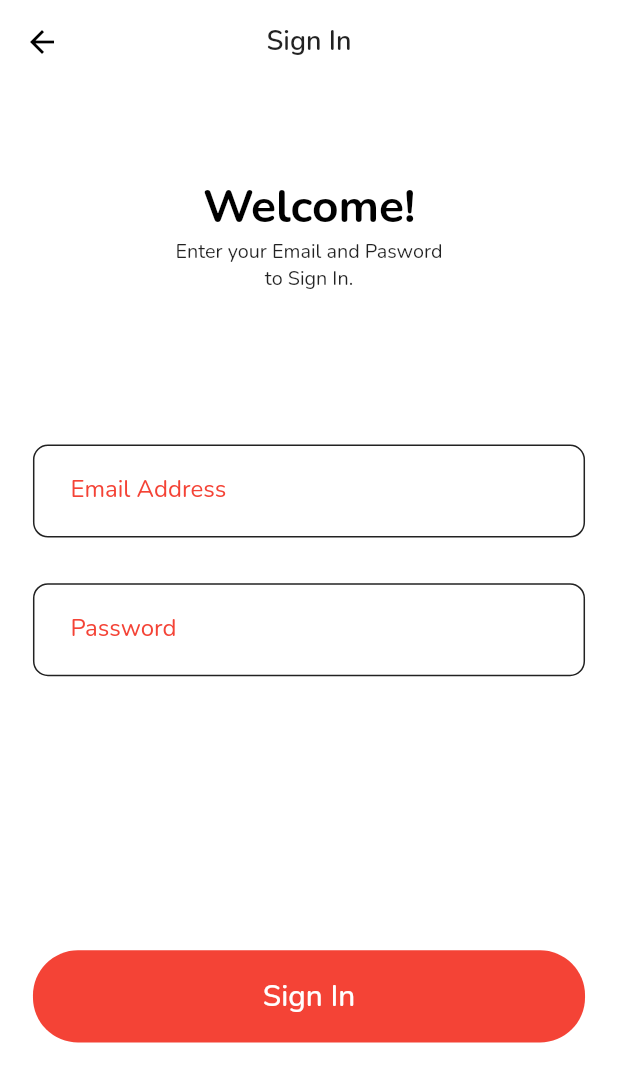
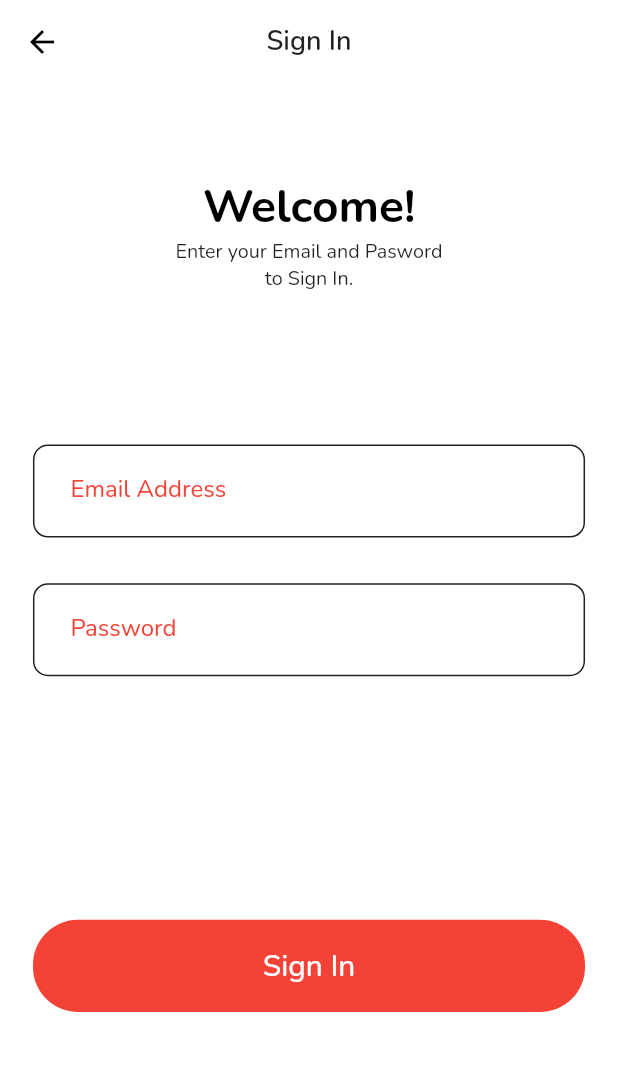
Before and after one commit to paulmungala/Sticky-Notez, a Flutter app: the SignInScreen screen opened directly, on a phone screen of 412 x 824 dp. Shown: the top 1082 px of the screen. Run offline on Flutter 3.47's test engine with Material 2 defaults, Android fonts, the light colour scheme and no system bars; our stand-ins replace form_builder_validators, shared_preferences, sqflite; accounts and stored records are empty.

Commit message:
small_change

```diff
--- a/lib/ui/screens/SignInScreen/components/sign_in_form.dart
+++ b/lib/ui/screens/SignInScreen/components/sign_in_form.dart
@@ -64,7 +64,7 @@ class _SignInFormState extends State<SignInForm> {
           ),
           buildPasswordFormField(context),
           SizedBox(
-            height: getPropotionateScreenHeight(180),
+            height: getPropotionateScreenHeight(160),
           ),
           SizedBox(
             width: double.infinity,
@@ -87,7 +87,7 @@ class _SignInFormState extends State<SignInForm> {
 
                   addPrefs();
 
-                  Navigator.of(context).push(
+                  Navigator.pushReplacement(context,
                     MaterialPageRoute(
                       builder: (context) => const HomeScreen(),
                     ),
@@ -106,6 +106,9 @@ class _SignInFormState extends State<SignInForm> {
                       ),
                     ),
             ),
+          ),
+          SizedBox(
+            height: getPropotionateScreenHeight(20),
           ),
         ],
       ),
--- a/pubspec.yaml
+++ b/pubspec.yaml
@@ -53,11 +53,8 @@ dev_dependencies:
   # package. See that file for information about deactivating specific lint
   # rules and activating additional ones.
   flutter_lints: ^2.0.0
-  flutter_native_splash: ^2.2.14
 
-flutter_native_splash:
-  color: "#F44336"
-  image: assets/images/Notez.png
+
 # For information on the generic Dart part of this file, see the
 # following page: https://dart.dev/tools/pub/pubspec
 
```
Also changed, not shown: lib/ui/screens/AddEditScreen/add_edit_screen.dart (+11 -1 lines), lib/ui/screens/HomeScreen/components/body.dart (+0 -8 lines), lib/ui/screens/NoteDetailsScreen/components/body.dart (+5 -4 lines), pubspec.lock, 10 other files.
